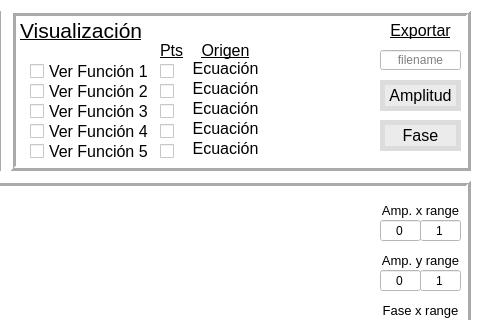
This is ui/mainwindow.ui in pabgonzalez/Plot_Tool as Qt 5 draws it before an edit; both pictures show x 800 to 1280 and y 0 to 320 of the 1280 by 700 pixel window. The edited form follows.
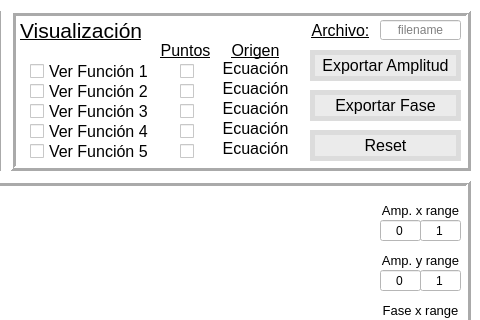
This is the edited form.

What changed in the file:
```diff
--- a/ui/mainwindow.ui
+++ b/ui/mainwindow.ui
@@ -834,9 +834,9 @@
     <widget class="QPushButton" name="saveamp">
      <property name="geometry">
       <rect>
-       <x>370</x>
-       <y>70</y>
-       <width>81</width>
+       <x>300</x>
+       <y>40</y>
+       <width>151</width>
        <height>31</height>
       </rect>
      </property>
@@ -852,7 +852,7 @@
  border-color: rgb(220, 220, 220);</string>
      </property>
      <property name="text">
-      <string>Amplitud</string>
+      <string>Exportar Amplitud</string>
      </property>
      <property name="autoDefault">
       <bool>false</bool>
@@ -867,9 +867,9 @@
     <widget class="QPushButton" name="savephase">
      <property name="geometry">
       <rect>
-       <x>370</x>
-       <y>110</y>
-       <width>81</width>
+       <x>300</x>
+       <y>80</y>
+       <width>151</width>
        <height>31</height>
       </rect>
      </property>
@@ -885,7 +885,7 @@
  border-color: rgb(220, 220, 220);</string>
      </property>
      <property name="text">
-      <string>Fase</string>
+      <string>Exportar Fase</string>
      </property>
      <property name="autoDefault">
       <bool>false</bool>
@@ -900,9 +900,9 @@
     <widget class="QLabel" name="exportlabel">
      <property name="geometry">
       <rect>
-       <x>370</x>
+       <x>300</x>
        <y>10</y>
-       <width>81</width>
+       <width>61</width>
        <height>21</height>
       </rect>
      </property>
@@ -913,7 +913,7 @@
       </font>
      </property>
      <property name="text">
-      <string>Exportar</string>
+      <string>Archivo:</string>
      </property>
      <property name="alignment">
       <set>Qt::AlignCenter</set>
@@ -1014,7 +1014,7 @@
       <rect>
        <x>150</x>
        <y>30</y>
-       <width>31</width>
+       <width>51</width>
        <height>21</height>
       </rect>
      </property>
@@ -1025,13 +1025,16 @@
       </font>
      </property>
      <property name="text">
-      <string>Pts</string>
+      <string>Puntos</string>
+     </property>
+     <property name="alignment">
+      <set>Qt::AlignCenter</set>
      </property>
     </widget>
     <widget class="QCheckBox" name="checkp1">
      <property name="geometry">
       <rect>
-       <x>150</x>
+       <x>170</x>
        <y>50</y>
        <width>16</width>
        <height>23</height>
@@ -1049,7 +1052,7 @@
     <widget class="QCheckBox" name="checkp2">
      <property name="geometry">
       <rect>
-       <x>150</x>
+       <x>170</x>
        <y>70</y>
        <width>16</width>
        <height>23</height>
@@ -1067,7 +1070,7 @@
     <widget class="QCheckBox" name="checkp3">
      <property name="geometry">
       <rect>
-       <x>150</x>
+       <x>170</x>
        <y>90</y>
        <width>16</width>
        <height>23</height>
@@ -1085,7 +1088,7 @@
     <widget class="QCheckBox" name="checkp4">
      <property name="geometry">
       <rect>
-       <x>150</x>
+       <x>170</x>
        <y>110</y>
        <width>16</width>
        <height>23</height>
@@ -1103,7 +1106,7 @@
     <widget class="QCheckBox" name="checkp5">
      <property name="geometry">
       <rect>
-       <x>150</x>
+       <x>170</x>
        <y>130</y>
        <width>16</width>
        <height>23</height>
@@ -1121,7 +1124,7 @@
     <widget class="QLabel" name="originlabel">
      <property name="geometry">
       <rect>
-       <x>180</x>
+       <x>210</x>
        <y>30</y>
        <width>71</width>
        <height>21</height>
@@ -1143,7 +1146,7 @@
     <widget class="QLabel" name="origin1">
      <property name="geometry">
       <rect>
-       <x>180</x>
+       <x>210</x>
        <y>50</y>
        <width>71</width>
        <height>16</height>
@@ -1164,7 +1167,7 @@
     <widget class="QLabel" name="origin2">
      <property name="geometry">
       <rect>
-       <x>180</x>
+       <x>210</x>
        <y>70</y>
        <width>71</width>
        <height>16</height>
@@ -1185,7 +1188,7 @@
     <widget class="QLabel" name="origin3">
      <property name="geometry">
       <rect>
-       <x>180</x>
+       <x>210</x>
        <y>90</y>
        <width>71</width>
        <height>16</height>
@@ -1206,7 +1209,7 @@
     <widget class="QLabel" name="origin4">
      <property name="geometry">
       <rect>
-       <x>180</x>
+       <x>210</x>
        <y>110</y>
        <width>71</width>
        <height>16</height>
@@ -1227,7 +1230,7 @@
     <widget class="QLabel" name="origin5">
      <property name="geometry">
       <rect>
-       <x>180</x>
+       <x>210</x>
        <y>130</y>
        <width>71</width>
        <height>16</height>
@@ -1249,7 +1252,7 @@
      <property name="geometry">
       <rect>
        <x>370</x>
-       <y>40</y>
+       <y>10</y>
        <width>81</width>
        <height>20</height>
       </rect>
@@ -1267,6 +1270,39 @@
       <string>filename</string>
      </property>
     </widget>
+    <widget class="QPushButton" name="resetview">
+     <property name="geometry">
+      <rect>
+       <x>300</x>
+       <y>120</y>
+       <width>151</width>
+       <height>31</height>
+      </rect>
+     </property>
+     <property name="font">
+      <font>
+       <pointsize>12</pointsize>
+      </font>
+     </property>
+     <property name="styleSheet">
+      <string notr="true">background-color: rgb(235, 235, 235);
+ border-style: solid;
+ border-width:5px;
+ border-color: rgb(220, 220, 220);</string>
+     </property>
+     <property name="text">
+      <string>Reset</string>
+     </property>
+     <property name="autoDefault">
+      <bool>false</bool>
+     </property>
+     <property name="default">
+      <bool>false</bool>
+     </property>
+     <property name="flat">
+      <bool>false</bool>
+     </property>
+    </widget>
    </widget>
    <widget class="QFrame" name="frameplot">
     <property name="geometry">
```
